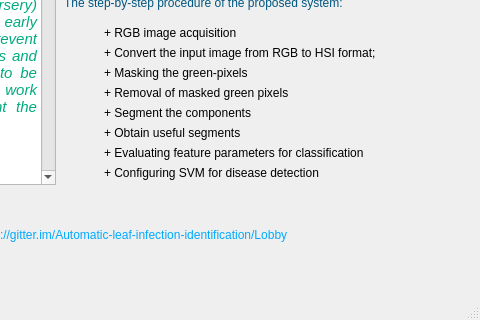
The window that design.ui (johri-lab/Automatic-leaf-infection-identifier) describes before a commit, drawn with Qt 5; both pictures show x 256 to 736 and y 304 to 624 of the 736 by 624 pixel window.
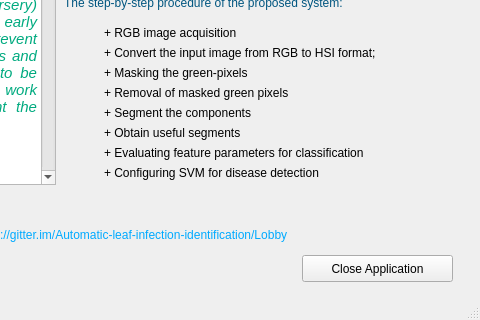
The same window after the commit. Icons and pictures are not drawn.

Patch:
```diff
--- a/design.ui
+++ b/design.ui
@@ -288,6 +288,19 @@
       <string>&lt;html&gt;&lt;head/&gt;&lt;body&gt;&lt;p&gt;&lt;span style=&quot; color:#00aaff;&quot;&gt;https://gitter.im/Automatic-leaf-infection-identification/Lobby&lt;/span&gt;&lt;/p&gt;&lt;/body&gt;&lt;/html&gt;</string>
      </property>
     </widget>
+    <widget class="QPushButton" name="close">
+     <property name="geometry">
+      <rect>
+       <x>538</x>
+       <y>550</y>
+       <width>151</width>
+       <height>27</height>
+      </rect>
+     </property>
+     <property name="text">
+      <string>Close Application</string>
+     </property>
+    </widget>
    </widget>
   </widget>
   <widget class="QMenuBar" name="menubar">
```
